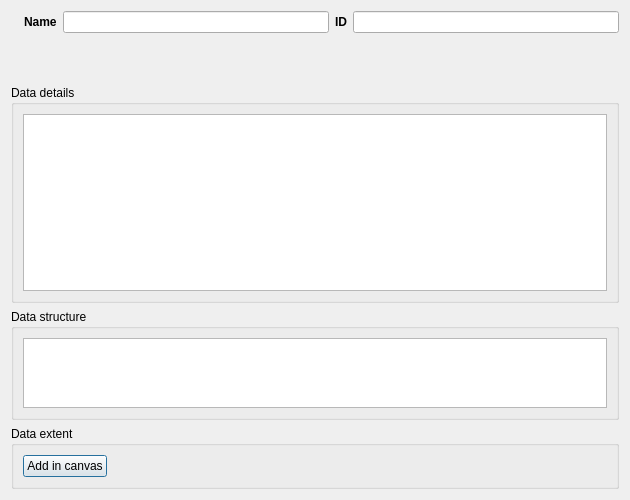
First picture: the form in geoplateforme/gui/dashboard/dlg_stored_data_details.ui, repository JulesGrillot/plugin-qgis-geoplateforme, before the edit.
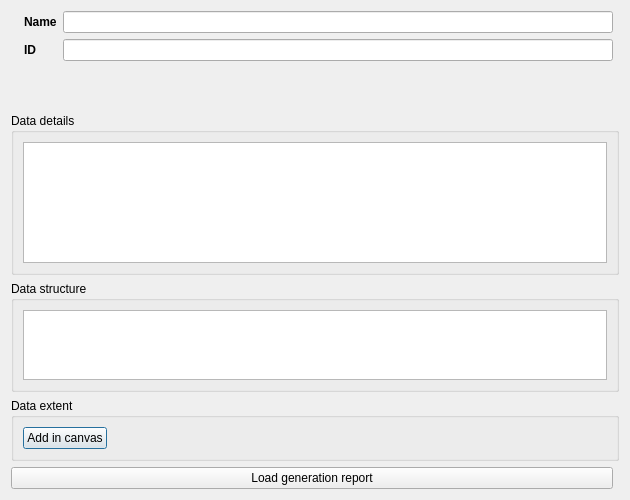
Second picture: the form after the edit. Custom widgets are drawn as their Qt base class.

Commit message: feature(report): loading report on demand

```diff
--- a/geoplateforme/gui/dashboard/dlg_stored_data_details.ui
+++ b/geoplateforme/gui/dashboard/dlg_stored_data_details.ui
@@ -12,7 +12,7 @@
   </property>
   <property name="minimumSize">
    <size>
-    <width>630</width>
+    <width>400</width>
     <height>500</height>
    </size>
   </property>
@@ -20,109 +20,7 @@
    <string>Report</string>
   </property>
   <layout class="QGridLayout" name="gridLayout">
-   <item row="0" column="1">
-    <widget class="QLabel" name="lbl_name_display">
-     <property name="sizePolicy">
-      <sizepolicy hsizetype="Fixed" vsizetype="Fixed">
-       <horstretch>0</horstretch>
-       <verstretch>0</verstretch>
-      </sizepolicy>
-     </property>
-     <property name="font">
-      <font>
-       <weight>75</weight>
-       <bold>true</bold>
-      </font>
-     </property>
-     <property name="text">
-      <string>Name</string>
-     </property>
-    </widget>
-   </item>
-   <item row="0" column="3">
-    <widget class="QLabel" name="lbl_id_display">
-     <property name="sizePolicy">
-      <sizepolicy hsizetype="Fixed" vsizetype="Fixed">
-       <horstretch>0</horstretch>
-       <verstretch>0</verstretch>
-      </sizepolicy>
-     </property>
-     <property name="font">
-      <font>
-       <weight>75</weight>
-       <bold>true</bold>
-      </font>
-     </property>
-     <property name="text">
-      <string>ID</string>
-     </property>
-    </widget>
-   </item>
-   <item row="0" column="2">
-    <widget class="QLineEdit" name="lne_name">
-     <property name="readOnly">
-      <bool>true</bool>
-     </property>
-    </widget>
-   </item>
-   <item row="0" column="0">
-    <widget class="QLabel" name="lbl_status_icon">
-     <property name="text">
-      <string notr="true">&lt;status_icon&gt;</string>
-     </property>
-    </widget>
-   </item>
-   <item row="3" column="0" colspan="5">
-    <widget class="QgsCollapsibleGroupBox" name="gpx_details">
-     <property name="title">
-      <string>Data details</string>
-     </property>
-     <property name="collapsed">
-      <bool>true</bool>
-     </property>
-     <property name="saveCollapsedState">
-      <bool>false</bool>
-     </property>
-     <layout class="QGridLayout" name="gridLayout_2">
-      <item row="0" column="0">
-       <widget class="QTableView" name="tbv_details">
-        <property name="sizePolicy">
-         <sizepolicy hsizetype="Expanding" vsizetype="Fixed">
-          <horstretch>0</horstretch>
-          <verstretch>0</verstretch>
-         </sizepolicy>
-        </property>
-       </widget>
-      </item>
-     </layout>
-    </widget>
-   </item>
-   <item row="4" column="0" colspan="5">
-    <widget class="QgsCollapsibleGroupBox" name="gpx_data_structure">
-     <property name="title">
-      <string>Data structure</string>
-     </property>
-     <property name="collapsed">
-      <bool>true</bool>
-     </property>
-     <property name="saveCollapsedState">
-      <bool>false</bool>
-     </property>
-     <layout class="QGridLayout" name="gridLayout_3">
-      <item row="0" column="0">
-       <widget class="QTreeView" name="trv_table_relation"/>
-      </item>
-     </layout>
-    </widget>
-   </item>
-   <item row="0" column="4">
-    <widget class="QLineEdit" name="lne_id">
-     <property name="readOnly">
-      <bool>true</bool>
-     </property>
-    </widget>
-   </item>
-   <item row="6" column="0" colspan="5">
+   <item row="7" column="0" colspan="4">
     <widget class="QgsCollapsibleGroupBox" name="gpx_data_extent">
      <property name="title">
       <string>Data extent</string>
@@ -157,7 +55,14 @@
      </layout>
     </widget>
    </item>
-   <item row="1" column="0" colspan="5">
+   <item row="1" column="2">
+    <widget class="QLineEdit" name="lne_id">
+     <property name="readOnly">
+      <bool>true</bool>
+     </property>
+    </widget>
+   </item>
+   <item row="2" column="0" colspan="4">
     <widget class="QLabel" name="lbl_status">
      <property name="minimumSize">
       <size>
@@ -173,7 +78,116 @@
      </property>
     </widget>
    </item>
-   <item row="8" column="0" colspan="5">
+   <item row="0" column="1">
+    <widget class="QLabel" name="lbl_name_display">
+     <property name="sizePolicy">
+      <sizepolicy hsizetype="Fixed" vsizetype="Fixed">
+       <horstretch>0</horstretch>
+       <verstretch>0</verstretch>
+      </sizepolicy>
+     </property>
+     <property name="font">
+      <font>
+       <weight>75</weight>
+       <bold>true</bold>
+      </font>
+     </property>
+     <property name="text">
+      <string>Name</string>
+     </property>
+    </widget>
+   </item>
+   <item row="5" column="0" colspan="4">
+    <widget class="QgsCollapsibleGroupBox" name="gpx_data_structure">
+     <property name="title">
+      <string>Data structure</string>
+     </property>
+     <property name="collapsed">
+      <bool>true</bool>
+     </property>
+     <property name="saveCollapsedState">
+      <bool>false</bool>
+     </property>
+     <layout class="QGridLayout" name="gridLayout_3">
+      <item row="0" column="0">
+       <widget class="QTreeView" name="trv_table_relation"/>
+      </item>
+     </layout>
+    </widget>
+   </item>
+   <item row="10" column="0" colspan="4">
+    <layout class="QVBoxLayout" name="vlayout_execution"/>
+   </item>
+   <item row="0" column="0">
+    <widget class="QLabel" name="lbl_status_icon">
+     <property name="text">
+      <string notr="true">&lt;status_icon&gt;</string>
+     </property>
+    </widget>
+   </item>
+   <item row="8" column="0" colspan="3">
+    <layout class="QHBoxLayout" name="horizontalLayout">
+     <item>
+      <widget class="QPushButton" name="btn_load_report">
+       <property name="text">
+        <string>Load generation report</string>
+       </property>
+      </widget>
+     </item>
+    </layout>
+   </item>
+   <item row="1" column="1">
+    <widget class="QLabel" name="lbl_id_display">
+     <property name="sizePolicy">
+      <sizepolicy hsizetype="Fixed" vsizetype="Fixed">
+       <horstretch>0</horstretch>
+       <verstretch>0</verstretch>
+      </sizepolicy>
+     </property>
+     <property name="font">
+      <font>
+       <weight>75</weight>
+       <bold>true</bold>
+      </font>
+     </property>
+     <property name="text">
+      <string>ID</string>
+     </property>
+    </widget>
+   </item>
+   <item row="0" column="2">
+    <widget class="QLineEdit" name="lne_name">
+     <property name="readOnly">
+      <bool>true</bool>
+     </property>
+    </widget>
+   </item>
+   <item row="4" column="0" colspan="4">
+    <widget class="QgsCollapsibleGroupBox" name="gpx_details">
+     <property name="title">
+      <string>Data details</string>
+     </property>
+     <property name="collapsed">
+      <bool>true</bool>
+     </property>
+     <property name="saveCollapsedState">
+      <bool>false</bool>
+     </property>
+     <layout class="QGridLayout" name="gridLayout_2">
+      <item row="0" column="0">
+       <widget class="QTableView" name="tbv_details">
+        <property name="sizePolicy">
+         <sizepolicy hsizetype="Expanding" vsizetype="Fixed">
+          <horstretch>0</horstretch>
+          <verstretch>0</verstretch>
+         </sizepolicy>
+        </property>
+       </widget>
+      </item>
+     </layout>
+    </widget>
+   </item>
+   <item row="11" column="2">
     <spacer name="verticalSpacer">
      <property name="orientation">
       <enum>Qt::Vertical</enum>
@@ -186,9 +200,6 @@
      </property>
     </spacer>
    </item>
-   <item row="7" column="0" colspan="5">
-    <layout class="QVBoxLayout" name="vlayout_execution"/>
-   </item>
   </layout>
  </widget>
  <customwidgets>
```
The commit also changes 7 other files.
